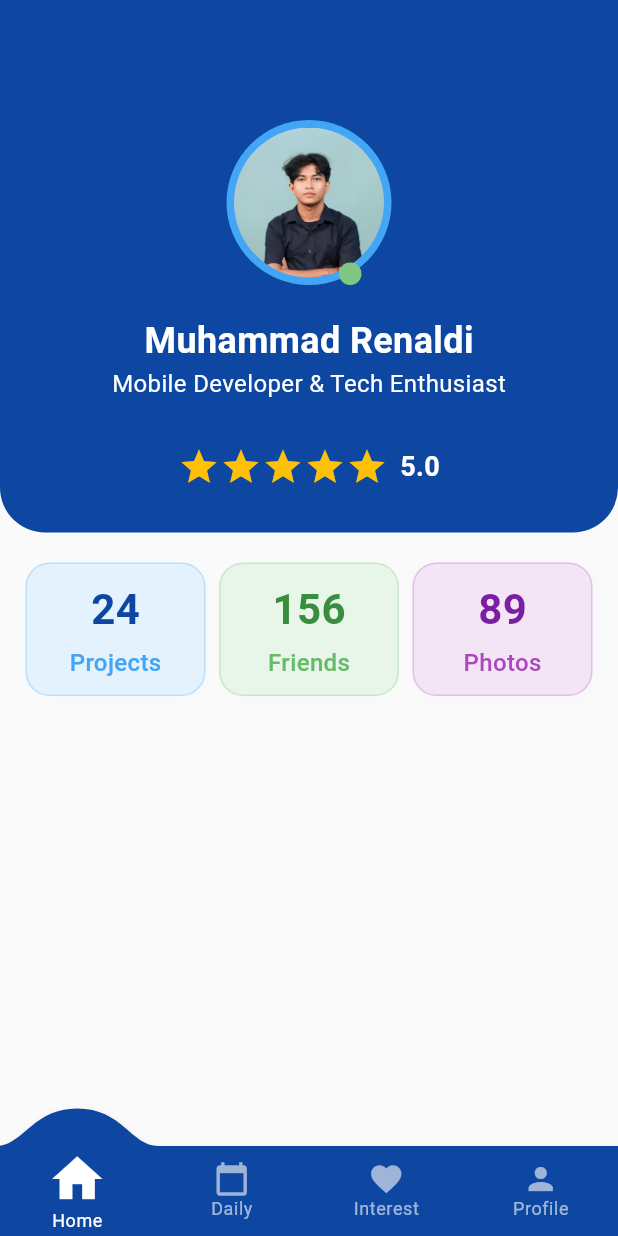
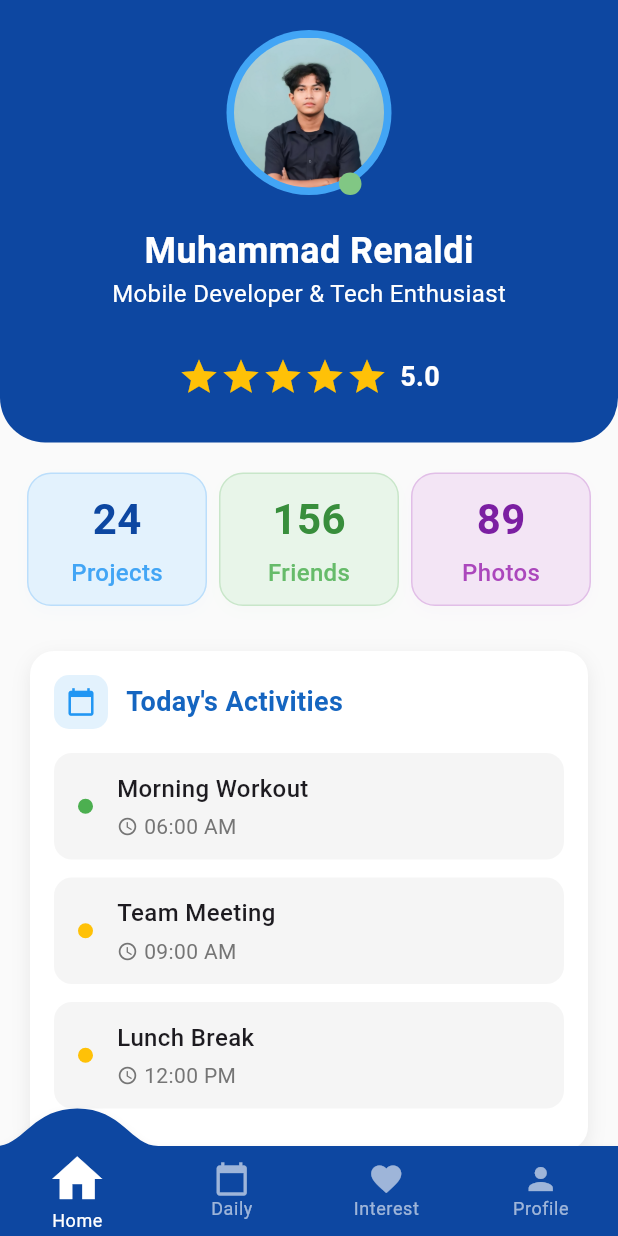
Before and after one commit to Reyn12/uts_akb_project_reyy_porto, a Flutter app: the screen it shows after launch, after a tap on "Lewati", on a phone screen of 412 x 824 dp. Run offline on Flutter 3.47's test engine with Material 3 defaults, Android fonts, the light colour scheme and no system bars; drawn by our look-alikes of convex_bottom_bar; our stand-ins replace dartz, get, lottie; accounts and stored records are empty; network calls fail; Roboto replaces fonts that are missing (Poppins).

Commit message:
Checkpoint home beres

```diff
--- a/lib/features/home/data/repositories/home_repository.dart
+++ b/lib/features/home/data/repositories/home_repository.dart
@@ -28,17 +28,17 @@ class HomeRepositoryImpl implements HomeRepository {
     return Right([
       FriendEntity(
         name: 'M Rizky',
-        profilePictureUrl: 'assets/images/rizky.jpg',
+        profilePictureUrl: 'assets/images/rizky.jpeg',
         isOnline: true,
       ),
       FriendEntity(
         name: 'Hilmi Firdaus',
-        profilePictureUrl: 'assets/images/hilmy.jpg',
+        profilePictureUrl: 'assets/images/hilmy.jpeg',
         isOnline: true,
       ),
       FriendEntity(
         name: 'Bambang Yohanes',
-        profilePictureUrl: 'assets/images/bambang.jpg',
+        profilePictureUrl: 'assets/images/bambang.jpeg',
         isOnline: true,
       ),
     ]);
--- a/lib/features/home/presentation/pages/home_page.dart
+++ b/lib/features/home/presentation/pages/home_page.dart
@@ -1,9 +1,11 @@
 import 'package:flutter/material.dart';
+import 'package:flutter/services.dart';
 import 'package:get/get.dart';
-import 'package:uts_akb_project_reyy_portfo/features/home/domain/entities/user_profile_entity.dart';
 import 'package:uts_akb_project_reyy_portfo/features/home/presentation/controller/home_controller.dart';
+import 'package:uts_akb_project_reyy_portfo/features/home/presentation/widgets/friends_online_widget.dart';
 import 'package:uts_akb_project_reyy_portfo/features/home/presentation/widgets/header_widget.dart';
 import 'package:uts_akb_project_reyy_portfo/features/home/presentation/widgets/stats_card_widget.dart';
+import 'package:uts_akb_project_reyy_portfo/features/home/presentation/widgets/today_activities_widget.dart';
 
 class HomePage extends GetView<HomeController> {
   const HomePage({super.key});
@@ -11,16 +13,30 @@ class HomePage extends GetView<HomeController> {
   @override
   Widget build(BuildContext context) {
     return Scaffold(
+      appBar: AppBar(
+        backgroundColor: Colors.blue[900],
+        elevation: 0,
+        toolbarHeight: 0, // AppBar tanpa tinggi, cuma untuk warna status bar
+      ),
       body: Obx(() {
         final userProfile = controller.userProfile.value;
         if (userProfile == null) {
           // Bisa kasih loading spinner atau skeleton
           return Center(child: CircularProgressIndicator());
         }
-        return Column(
+        return ListView(
           children: [
             Header(userProfile: userProfile),
             StatsCard(userProfile: userProfile),
+            TodayActivities(
+              activities: controller.activities,
+              isLoading: controller.isLoading.value,
+            ),
+            FriendsOnline(
+              friends: controller.friends,
+              isLoading: controller.isLoading.value,
+            ),
+            SizedBox(height: 40),
           ],
         );
       }),
--- /dev/null
+++ b/lib/features/home/presentation/widgets/friends_online_widget.dart
@@ -0,0 +1,148 @@
+import 'package:flutter/material.dart';
+import 'package:uts_akb_project_reyy_portfo/features/home/domain/entities/friend_entity.dart';
+
+class FriendsOnline extends StatelessWidget {
+  const FriendsOnline({
+    super.key,
+    required this.friends,
+    required this.isLoading,
+  });
+
+  final List<FriendEntity> friends;
+  final bool isLoading;
+
+  @override
+  Widget build(BuildContext context) {
+    // Filter hanya teman yang online
+    final onlineFriends = friends.where((friend) => friend.isOnline).toList();
+
+    return Padding(
+      padding: const EdgeInsets.symmetric(horizontal: 20, vertical: 10),
+      child: Container(
+        width: double.infinity,
+        decoration: BoxDecoration(
+          color: Colors.white,
+          borderRadius: BorderRadius.circular(16),
+          boxShadow: [
+            BoxShadow(
+              color: Colors.grey.withAlpha(32),
+              blurRadius: 10,
+              offset: Offset(0, 4),
+            ),
+          ],
+        ),
+        padding: EdgeInsets.all(16),
+        child: Column(
+          crossAxisAlignment: CrossAxisAlignment.start,
+          children: [
+            Row(
+              children: [
+                Container(
+                  padding: EdgeInsets.all(8),
+                  decoration: BoxDecoration(
+                    color: Colors.green.shade50,
+                    borderRadius: BorderRadius.circular(10),
+                  ),
+                  child: Icon(Icons.people, color: Colors.green, size: 20),
+                ),
+                SizedBox(width: 12),
+                Text(
+                  "Friends Online",
+                  style: TextStyle(
+                    fontSize: 18,
+                    fontWeight: FontWeight.bold,
+                    color: Colors.blue.shade800,
+                  ),
+                ),
+              ],
+            ),
+            SizedBox(height: 16),
+            if (isLoading && onlineFriends.isEmpty)
+              Center(child: CircularProgressIndicator())
+            else if (onlineFriends.isEmpty)
+              Center(
+                child: Text(
+                  "Tidak ada teman yang online",
+                  style: TextStyle(fontSize: 16, color: Colors.grey),
+                ),
+              )
+            else
+              SingleChildScrollView(
+                scrollDirection: Axis.horizontal,
+                child: Row(
+                  children:
+                      onlineFriends.map((friend) {
+                        return Container(
+                          width: 80, // Lebar tetap untuk semua item
+                          margin: EdgeInsets.only(right: 15),
+                          child: Column(
+                            mainAxisAlignment: MainAxisAlignment.center,
+                            children: [
+                              Stack(
+                                children: [
+                                  Container(
+                                    width: 60,
+                                    height: 60,
+                                    decoration: BoxDecoration(
+                                      color: Colors.grey.shade200,
+                                      shape: BoxShape.circle,
+                                      image:
+                                          friend.profilePictureUrl != null
+                                              ? DecorationImage(
+                                                image: AssetImage(
+                                                  friend.profilePictureUrl!,
+                                                ),
+                                                fit: BoxFit.cover,
+                                              )
+                                              : null,
+                                    ),
+                                    child:
+                                        friend.profilePictureUrl == null
+                                            ? Icon(
+                                              Icons.person,
+                                              size: 30,
+                                              color: Colors.grey.shade400,
+                                            )
+                                            : null,
+                                  ),
+                                  Positioned(
+                                    right: 0,
+                                    bottom: 0,
+                                    child: Container(
+                                      width: 15,
+                                      height: 15,
+                                      decoration: BoxDecoration(
+                                        color: Colors.green,
+                                        shape: BoxShape.circle,
+                                        border: Border.all(
+                                          color: Colors.white,
+                                          width: 2,
+                                        ),
+                                      ),
+                                    ),
+                                  ),
+                                ],
+                              ),
+                              SizedBox(height: 8),
+                              Text(
+                                friend.name,
+                                style: TextStyle(
+                                  fontSize: 14,
+                                  fontWeight: FontWeight.w500,
+                                ),
+                                textAlign: TextAlign.center,
+                                maxLines: 1,
+                                overflow: TextOverflow.ellipsis,
+                              ),
+                            ],
+                          ),
+                        );
+                      }).toList(),
+                ),
+              ),
+          ],
+        ),
+      ),
+    );
+  }
+}
--- a/lib/features/home/presentation/widgets/header_widget.dart
+++ b/lib/features/home/presentation/widgets/header_widget.dart
@@ -11,7 +11,7 @@ class Header extends StatelessWidget {
     return Container(
       alignment: Alignment.center,
       width: double.infinity,
-      padding: EdgeInsets.only(top: 80, bottom: 20),
+      padding: EdgeInsets.only(top: 20, bottom: 20),
       decoration: BoxDecoration(
         color: Colors.blue[900],
         borderRadius: BorderRadius.only(
--- a/lib/features/home/presentation/widgets/stats_card_widget.dart
+++ b/lib/features/home/presentation/widgets/stats_card_widget.dart
@@ -9,7 +9,7 @@ class StatsCard extends StatelessWidget {
   @override
   Widget build(BuildContext context) {
     return Padding(
-      padding: const EdgeInsets.symmetric(horizontal: 8.0),
+      padding: const EdgeInsets.only(left: 10, right: 10, bottom: 20),
       child: Row(
         mainAxisAlignment: MainAxisAlignment.spaceEvenly,
         children: [
--- /dev/null
+++ b/lib/features/home/presentation/widgets/today_activities_widget.dart
@@ -0,0 +1,155 @@
+import 'package:flutter/material.dart';
+import 'package:get/get.dart';
+import 'package:uts_akb_project_reyy_portfo/features/home/domain/entities/activity_entity.dart';
+
+class TodayActivities extends StatelessWidget {
+  const TodayActivities({
+    super.key,
+    required this.activities,
+    required this.isLoading,
+  });
+  final List<ActivityEntity> activities;
+  final bool isLoading;
+
+  Color _getStatusColor(ActivityStatus status) {
+    switch (status) {
+      case ActivityStatus.done:
+        return Colors.grey.shade400;
+      case ActivityStatus.ongoing:
+        return Colors.green;
+      case ActivityStatus.upcoming:
+        return Colors.amber;
+    }
+  }
+
+  @override
+  Widget build(BuildContext context) {
+    return Padding(
+      padding: const EdgeInsets.symmetric(horizontal: 20, vertical: 10),
+      child: Container(
+        width: double.infinity,
+        decoration: BoxDecoration(
+          color: Colors.white,
+          borderRadius: BorderRadius.circular(16),
+          boxShadow: [
+            BoxShadow(
+              color: Colors.grey.withValues(alpha: 0.2),
+              blurRadius: 10,
+              offset: Offset(0, 4),
+            ),
+          ],
+        ),
+        padding: EdgeInsets.all(16),
+        child: Column(
+          crossAxisAlignment: CrossAxisAlignment.start,
+          children: [
+            Row(
+              children: [
+                Container(
+                  padding: EdgeInsets.all(8),
+                  decoration: BoxDecoration(
+                    color: Colors.blue.shade50,
+                    borderRadius: BorderRadius.circular(10),
+                  ),
+                  child: Icon(
+                    Icons.calendar_today,
+                    color: Colors.blue,
+                    size: 20,
+                  ),
+                ),
+                SizedBox(width: 12),
+                Text(
+                  "Today's Activities",
+                  style: TextStyle(
+                    fontSize: 18,
+                    fontWeight: FontWeight.bold,
+                    color: Colors.blue.shade800,
+                  ),
+                ),
+              ],
+            ),
+            SizedBox(height: 16),
+            Obx(() {
+              if (isLoading && activities.isEmpty) {
+                return Center(child: CircularProgressIndicator());
+              }
+
+              if (activities.isEmpty) {
+                return Center(
+                  child: Text(
+                    "Tidak ada aktivitas hari ini",
+                    style: TextStyle(fontSize: 16, color: Colors.grey),
+                  ),
+                );
+              }
+
+              return Column(
+                children:
+                    activities.map((activity) {
+                      return Column(
+                        children: [
+                          Container(
+                            padding: EdgeInsets.symmetric(
+                              vertical: 12,
+                              horizontal: 16,
+                            ),
+                            decoration: BoxDecoration(
+                              color: Colors.grey.shade100,
+                              borderRadius: BorderRadius.circular(12),
+                            ),
+                            child: Row(
+                              children: [
+                                Container(
+                                  width: 10,
+                                  height: 10,
+                                  decoration: BoxDecoration(
+                                    color: _getStatusColor(activity.status),
+                                    shape: BoxShape.circle,
+                                  ),
+                                ),
+                                SizedBox(width: 16),
+                                Column(
+                                  crossAxisAlignment: CrossAxisAlignment.start,
+                                  children: [
+                                    Text(
+                                      activity.title,
+                                      style: TextStyle(
+                                        fontWeight: FontWeight.w500,
+                                        fontSize: 16,
+                                      ),
+                                    ),
+                                    SizedBox(height: 4),
+                                    Row(
+                                      children: [
+                                        Icon(
+                                          Icons.access_time,
+                                          size: 14,
+                                          color: Colors.grey.shade600,
+                                        ),
+                                        SizedBox(width: 4),
+                                        Text(
+                                          activity.time,
+                                          style: TextStyle(
+                                            color: Colors.grey.shade600,
+                                            fontSize: 14,
+                                          ),
+                                        ),
+                                      ],
+                                    ),
+                                  ],
+                                ),
+                              ],
+                            ),
+                          ),
+                          SizedBox(height: 12),
+                        ],
+                      );
+                    }).toList(),
+              );
+            }),
+          ],
+        ),
+      ),
+    );
+  }
+}
```
Also changed, not shown: assets/images/bambang.jpeg (added).
